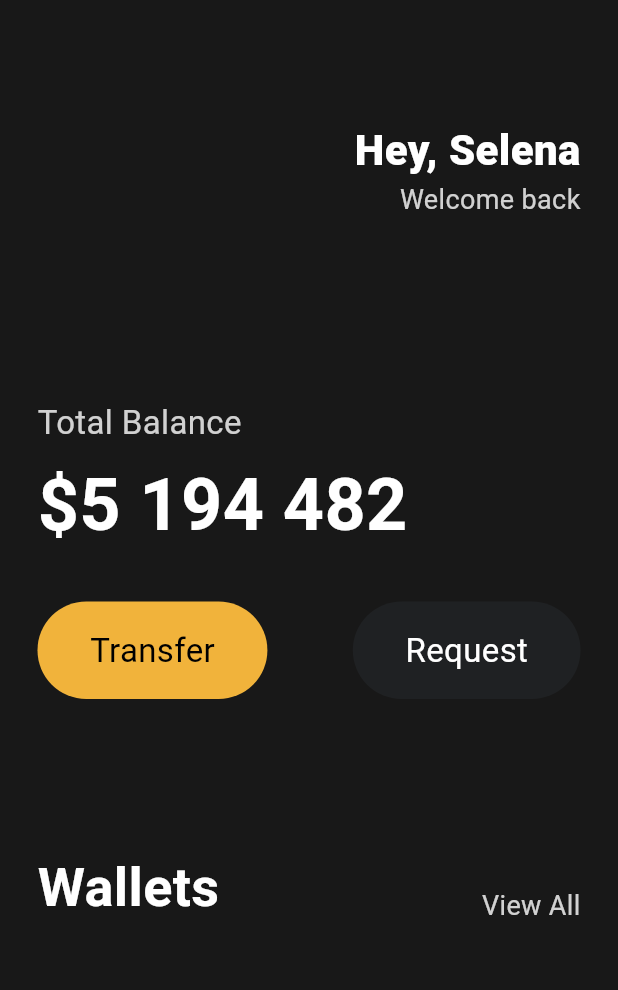
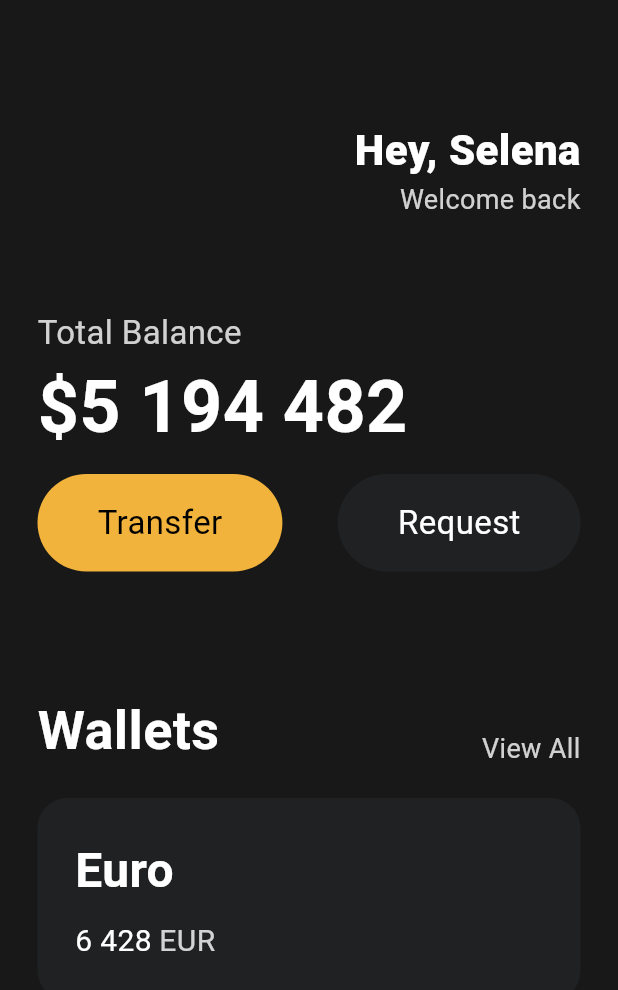
Before and after one commit to kimjihye058/2024-Flutter-Study, a Flutter app: the screen it shows after launch, on a phone screen of 412 x 824 dp. Shown: the top 990 px of the screen. Run offline on Flutter 3.47's test engine with Material 3 defaults, Android fonts, the phone set to English and light mode, and no system bars.

Commit message:
card 디자인 끝

```diff
--- a/lib/main.dart
+++ b/lib/main.dart
@@ -50,7 +50,7 @@ class App extends StatelessWidget {
                 ],
               ),
               SizedBox(
-                  height: 120,
+                height: 60,
               ),
               Text(
                 'Total Balance',
@@ -58,9 +58,6 @@ class App extends StatelessWidget {
                   fontSize: 22,
                   color: Colors.white.withOpacity(0.8),
                 ),
-                ),
-                SizedBox(
-                  height: 5,
               ),
               Text(
                 '\$5 194 482',
@@ -71,7 +68,7 @@ class App extends StatelessWidget {
                 ),
               ),
               SizedBox(
-                  height: 30,
+                height: 10,
               ),
               Row(
                 mainAxisAlignment: MainAxisAlignment.spaceBetween,
@@ -89,7 +86,7 @@ class App extends StatelessWidget {
                 ],
               ),
               SizedBox(
-                  height: 100,
+                height: 80,
               ),
               Row(
                 // Row에서 main은 가로축, cross는 세로축(Colum에서의 main은 세로축)
@@ -113,12 +110,63 @@ class App extends StatelessWidget {
                   ),
                 ],
               ),
+              const SizedBox(
+                height: 20,
+              ),
+              Container(
+                decoration: BoxDecoration(
+                  color: Color(0xFF1F2123),
+                  borderRadius: BorderRadius.circular(20),
+                ),
+                child: Padding(
+                  padding: const EdgeInsets.all(25),
+                  child: Row(
+                    children: [
+                      Column(
+                        crossAxisAlignment: CrossAxisAlignment.start,
+                        children: [
+                          Text(
+                            'Euro',
+                            style: TextStyle(
+                              color: Colors.white,
+                              fontSize: 32,
+                              fontWeight: FontWeight.w600,
+                            ),
+                          ),
                           SizedBox(
-                  height: 20,
+                            height: 10,
+                          ),
+                          Row(
+                            children: [
+                              Text(
+                                '6 428',
+                                style: TextStyle(
+                                  color: Colors.white,
+                                  fontSize: 20,
+                                ),
+                              ),
+                              SizedBox(
+                                width: 5,
+                              ),
+                              Text(
+                                'EUR',
+                                style: TextStyle(
+                                  color: Colors.white.withOpacity(0.8),
+                                  fontSize: 20,
+                                ),
                               ),
                             ],
                           ),
-          )),
+                        ],
+                      ),
+                    ],
+                  ),
+                ),
+              ),
+            ],
+          ),
+        ),
+      ),
     );
   }
 }
--- a/lib/widgets/button.dart
+++ b/lib/widgets/button.dart
@@ -16,12 +16,12 @@ class Button extends StatelessWidget {
     return Container(
       decoration: BoxDecoration(
         color: bgColor,
-        borderRadius: BorderRadius.circular(45),
+        borderRadius: BorderRadius.circular(35),
       ),
       child: Padding(
         padding: EdgeInsets.symmetric(
           vertical: 17,
-          horizontal: 35,
+          horizontal: 40,
         ),
         child: Text(
           text,
```
Lines whose indentation alone changed are shown as unchanged.
